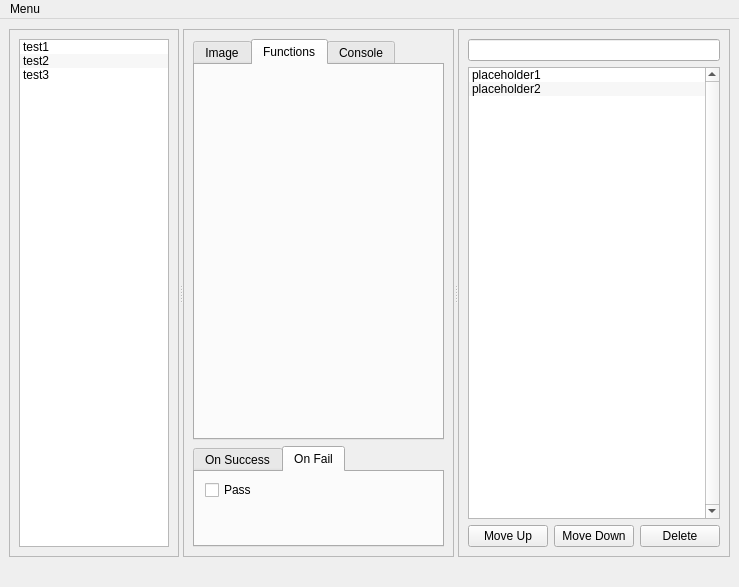
Before: the Qt Designer form Qt_UI/pymacro.ui in jupiterbjy/python-macro-practice, drawn with Qt 5.
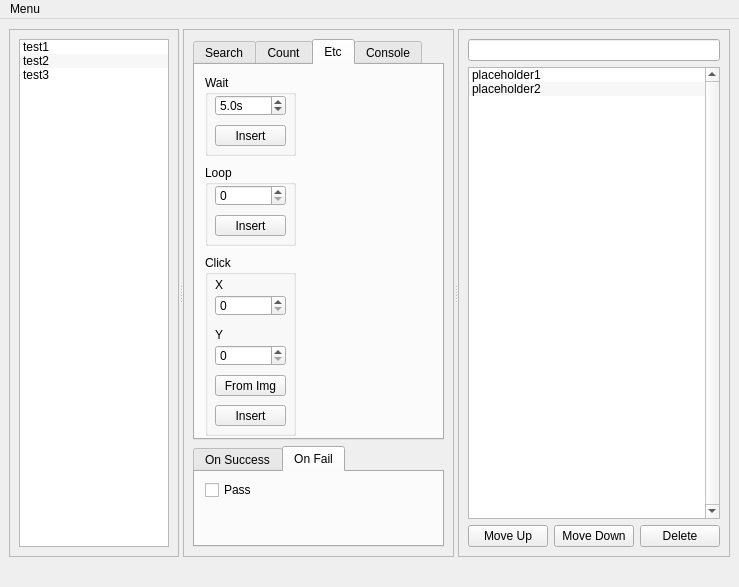
After: the same form once the commit is applied. The open tabs and pages were chosen to show the change.

Commit message: UI works, singled dispatch setup on ui_main.

What changed in the file:
```diff
--- a/Qt_UI/pymacro.ui
+++ b/Qt_UI/pymacro.ui
@@ -209,7 +209,7 @@
           </property>
           <widget class="QWidget" name="imgTab">
            <attribute name="title">
-            <string>Image</string>
+            <string>Search</string>
            </attribute>
            <widget class="QPushButton" name="insertButton">
             <property name="geometry">
@@ -300,7 +300,7 @@
               <string>Count</string>
              </property>
             </widget>
-            <widget class="QSpinBox" name="loopCountSpin">
+            <widget class="QSpinBox" name="trialsCountSpin">
              <property name="geometry">
               <rect>
                <x>15</x>
@@ -417,10 +417,118 @@
              </property>
             </widget>
            </widget>
+           <widget class="QPushButton" name="searchImgLoadButton">
+            <property name="geometry">
+             <rect>
+              <x>161</x>
+              <y>164</y>
+              <width>75</width>
+              <height>23</height>
+             </rect>
+            </property>
+            <property name="text">
+             <string>Load Img</string>
+            </property>
+           </widget>
+           <widget class="QPushButton" name="searchImgClearButton">
+            <property name="geometry">
+             <rect>
+              <x>80</x>
+              <y>164</y>
+              <width>75</width>
+              <height>23</height>
+             </rect>
+            </property>
+            <property name="text">
+             <string>Clear Img</string>
+            </property>
+           </widget>
+          </widget>
+          <widget class="QWidget" name="tab">
+           <attribute name="title">
+            <string>Count</string>
+           </attribute>
+           <widget class="QLabel" name="countImgLabel">
+            <property name="geometry">
+             <rect>
+              <x>10</x>
+              <y>10</y>
+              <width>226</width>
+              <height>151</height>
+             </rect>
+            </property>
+            <property name="autoFillBackground">
+             <bool>true</bool>
+            </property>
+            <property name="frameShape">
+             <enum>QFrame::StyledPanel</enum>
+            </property>
+            <property name="text">
+             <string/>
+            </property>
+           </widget>
+           <widget class="QLabel" name="countImgNameLabel">
+            <property name="geometry">
+             <rect>
+              <x>11</x>
+              <y>145</y>
+              <width>221</width>
+              <height>20</height>
+             </rect>
+            </property>
+            <property name="lineWidth">
+             <number>0</number>
+            </property>
+            <property name="text">
+             <string>No Image</string>
+            </property>
+            <property name="textFormat">
+             <enum>Qt::RichText</enum>
+            </property>
+           </widget>
+           <widget class="QPushButton" name="countImgLoadButton">
+            <property name="geometry">
+             <rect>
+              <x>161</x>
+              <y>164</y>
+              <width>75</width>
+              <height>23</height>
+             </rect>
+            </property>
+            <property name="text">
+             <string>Load Img</string>
+            </property>
+           </widget>
+           <widget class="QPushButton" name="countImgClearButton">
+            <property name="geometry">
+             <rect>
+              <x>80</x>
+              <y>164</y>
+              <width>75</width>
+              <height>23</height>
+             </rect>
+            </property>
+            <property name="text">
+             <string>Clear Img</string>
+            </property>
+           </widget>
+           <widget class="QPushButton" name="countInsert">
+            <property name="geometry">
+             <rect>
+              <x>170</x>
+              <y>340</y>
+              <width>61</width>
+              <height>21</height>
+             </rect>
+            </property>
+            <property name="text">
+             <string>Insert</string>
+            </property>
+           </widget>
           </widget>
           <widget class="QWidget" name="funcTab">
            <attribute name="title">
-            <string>Functions</string>
+            <string>Etc</string>
            </attribute>
            <widget class="QPushButton" name="funcButton">
             <property name="geometry">
@@ -435,6 +543,178 @@
              <string>Insert</string>
             </property>
            </widget>
+           <widget class="QGroupBox" name="groupBox_3">
+            <property name="geometry">
+             <rect>
+              <x>10</x>
+              <y>10</y>
+              <width>91</width>
+              <height>81</height>
+             </rect>
+            </property>
+            <property name="title">
+             <string>Wait</string>
+            </property>
+            <widget class="QDoubleSpinBox" name="waitSpin">
+             <property name="geometry">
+              <rect>
+               <x>10</x>
+               <y>20</y>
+               <width>71</width>
+               <height>21</height>
+              </rect>
+             </property>
+             <property name="suffix">
+              <string>s</string>
+             </property>
+             <property name="decimals">
+              <number>1</number>
+             </property>
+             <property name="maximum">
+              <double>100000000000.000000000000000</double>
+             </property>
+             <property name="singleStep">
+              <double>0.500000000000000</double>
+             </property>
+             <property name="value">
+              <double>5.000000000000000</double>
+             </property>
+            </widget>
+            <widget class="QPushButton" name="waitInsert">
+             <property name="geometry">
+              <rect>
+               <x>10</x>
+               <y>50</y>
+               <width>71</width>
+               <height>21</height>
+              </rect>
+             </property>
+             <property name="text">
+              <string>Insert</string>
+             </property>
+            </widget>
+           </widget>
+           <widget class="QGroupBox" name="groupBox_4">
+            <property name="geometry">
+             <rect>
+              <x>10</x>
+              <y>100</y>
+              <width>91</width>
+              <height>81</height>
+             </rect>
+            </property>
+            <property name="title">
+             <string>Loop</string>
+            </property>
+            <widget class="QSpinBox" name="loopCountSpin">
+             <property name="geometry">
+              <rect>
+               <x>10</x>
+               <y>20</y>
+               <width>71</width>
+               <height>21</height>
+              </rect>
+             </property>
+            </widget>
+            <widget class="QPushButton" name="LoopInsert">
+             <property name="geometry">
+              <rect>
+               <x>10</x>
+               <y>50</y>
+               <width>71</width>
+               <height>21</height>
+              </rect>
+             </property>
+             <property name="text">
+              <string>Insert</string>
+             </property>
+            </widget>
+           </widget>
+           <widget class="QGroupBox" name="groupBox_5">
+            <property name="geometry">
+             <rect>
+              <x>10</x>
+              <y>190</y>
+              <width>91</width>
+              <height>181</height>
+             </rect>
+            </property>
+            <property name="title">
+             <string>Click</string>
+            </property>
+            <widget class="QSpinBox" name="loopCountSpin_2">
+             <property name="geometry">
+              <rect>
+               <x>10</x>
+               <y>40</y>
+               <width>71</width>
+               <height>21</height>
+              </rect>
+             </property>
+            </widget>
+            <widget class="QPushButton" name="clickInsert">
+             <property name="geometry">
+              <rect>
+               <x>10</x>
+               <y>150</y>
+               <width>71</width>
+               <height>21</height>
+              </rect>
+             </property>
+             <property name="text">
+              <string>Insert</string>
+             </property>
+            </widget>
+            <widget class="QLabel" name="label_5">
+             <property name="geometry">
+              <rect>
+               <x>10</x>
+               <y>20</y>
+               <width>81</width>
+               <height>20</height>
+              </rect>
+             </property>
+             <property name="text">
+              <string>X</string>
+             </property>
+            </widget>
+            <widget class="QLabel" name="label_6">
+             <property name="geometry">
+              <rect>
+               <x>10</x>
+               <y>70</y>
+               <width>81</width>
+               <height>20</height>
+              </rect>
+             </property>
+             <property name="text">
+              <string>Y</string>
+             </property>
+            </widget>
+            <widget class="QSpinBox" name="loopCountSpin_3">
+             <property name="geometry">
+              <rect>
+               <x>10</x>
+               <y>90</y>
+               <width>71</width>
+               <height>21</height>
+              </rect>
+             </property>
+            </widget>
+            <widget class="QPushButton" name="coordFromImg">
+             <property name="geometry">
+              <rect>
+               <x>10</x>
+               <y>120</y>
+               <width>71</width>
+               <height>21</height>
+              </rect>
+             </property>
+             <property name="text">
+              <string>From Img</string>
+             </property>
+            </widget>
+           </widget>
           </widget>
           <widget class="QWidget" name="debugTab">
            <attribute name="title">
```
Left out of the diff: 22 changed lines with no effect on the pictures. The commit also changes 5 other files.
